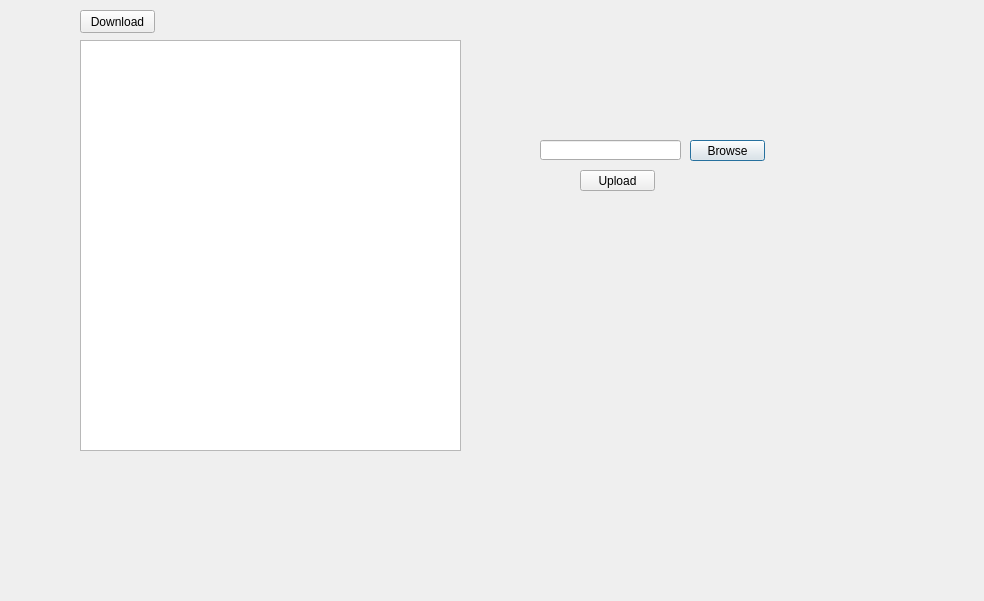
This is App/Juntos/uiFile.ui in workspacerg/Juntos as Qt 5 draws it before an edit. The edited form follows.
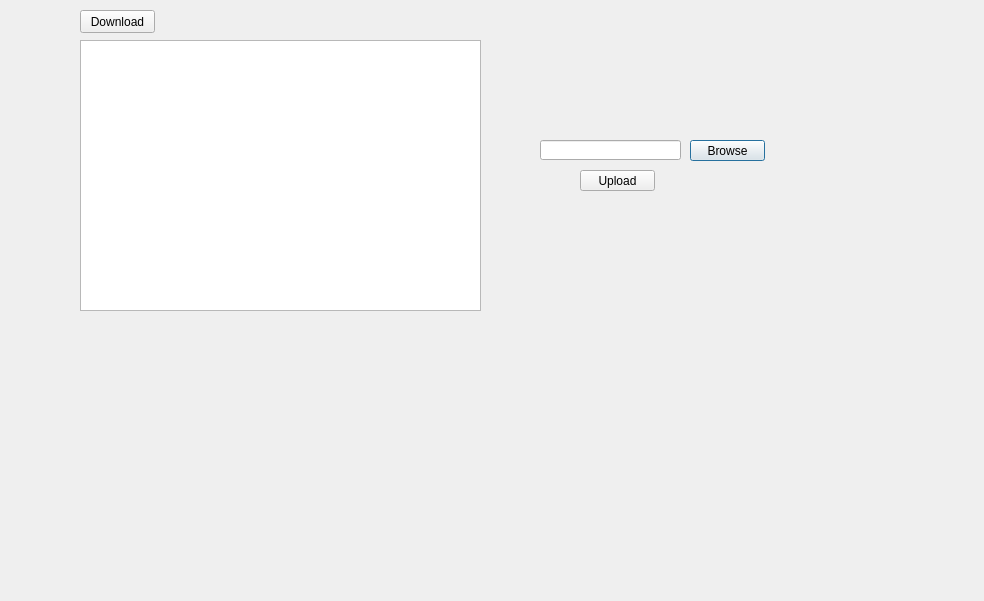
This is the edited form.

What changed in the file:
```diff
--- a/App/Juntos/uiFile.ui
+++ b/App/Juntos/uiFile.ui
@@ -13,16 +13,6 @@
   <property name="windowTitle">
    <string>Dialog</string>
   </property>
-  <widget class="QListView" name="listView">
-   <property name="geometry">
-    <rect>
-     <x>80</x>
-     <y>40</y>
-     <width>381</width>
-     <height>411</height>
-    </rect>
-   </property>
-  </widget>
   <widget class="QPushButton" name="BrowseButton">
    <property name="geometry">
     <rect>
@@ -72,6 +62,16 @@
     <string>Upload</string>
    </property>
   </widget>
+  <widget class="QTableWidget" name="tableWidgetShare">
+   <property name="geometry">
+    <rect>
+     <x>80</x>
+     <y>40</y>
+     <width>401</width>
+     <height>271</height>
+    </rect>
+   </property>
+  </widget>
  </widget>
  <resources/>
  <connections/>
```
